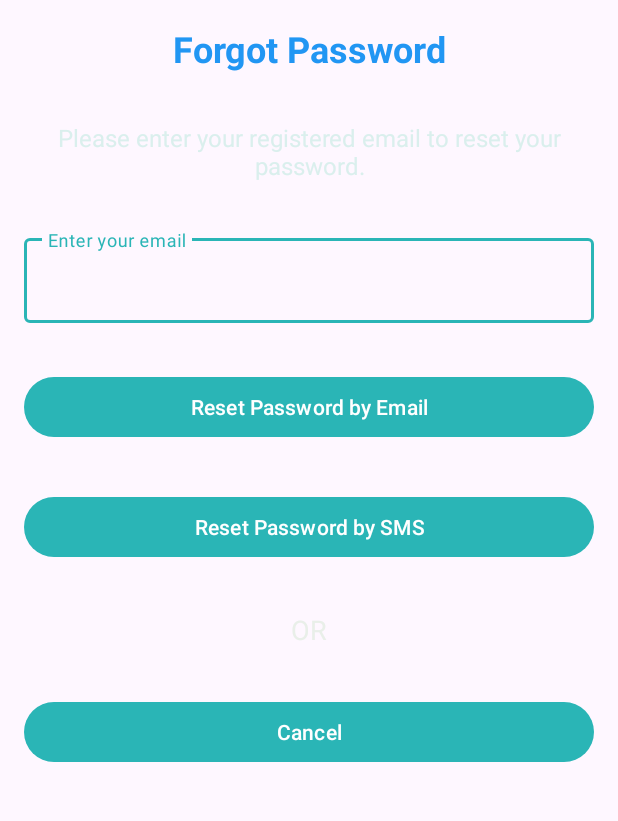
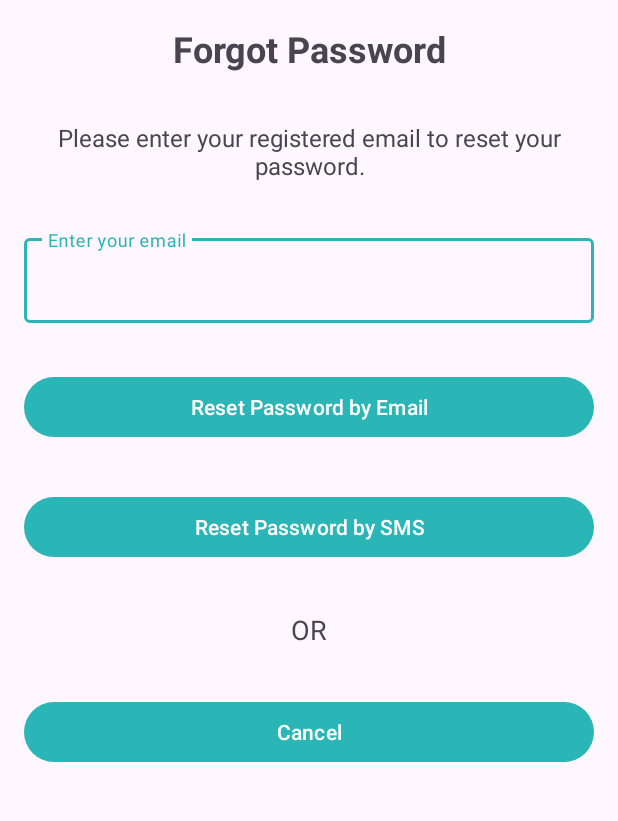
Before and after one commit to Marwen-Hammami/LocaGest-Android, an Android app: the ForgotPasswordActivity screen opened directly, with no data from a screen before it, on a phone screen of 412 x 824 dp, the part 321-1142 px from its top. Run offline under Robolectric (Android 15) with nearby library versions, the phone set to English and light mode, and no system bars.

Commit message:
"merged"

```diff
--- a/app/build.gradle.kts
+++ b/app/build.gradle.kts
@@ -96,7 +96,7 @@ dependencies {
 
     //User
     implementation ("com.facebook.android:facebook-android-sdk:12.0.0")
-    implementation ("com.facebook.android:facebook-login:latest.release")
+    implementation ("com.facebook.android:facebook-login:12.0.0")
     implementation("com.squareup.okhttp3:okhttp:4.9.0")
     implementation ("org.jetbrains.kotlinx:kotlinx-serialization-json:1.3.0")
     implementation ("com.google.android.gms:play-services-auth:20.0.0")
--- a/app/src/main/java/tn/sim/locagest/api/retrofit/UserService.kt
+++ b/app/src/main/java/tn/sim/locagest/api/retrofit/UserService.kt
@@ -15,8 +15,8 @@ interface UserService {
     @POST("User/signup")
     fun createUser(@Body user: User): Call<User>
 
-    /* @GET("user/")
-     fun getAllUsers(): Call<List<User>>*/
+    @GET("User/get/{id}")
+    fun getUserById(@Path("id") userId: String): Call<User>
 
     @PUT("User/{id}")
     fun updateUser(@Path("id") id: String, @Body user: User): Call<User>
@@ -45,7 +45,4 @@ interface UserService {
         @Field("otpCode") otpCode: String,
         @Field("newPassword") newPassword: String
     ): Call<ResetPasswordResponse>
-
-    @GET("User/{id}")
-    fun getUserById(@Path("id") userId: String): Call<User>
 }
--- a/app/src/main/java/tn/sim/locagest/ui/MainActivityChat.kt
+++ b/app/src/main/java/tn/sim/locagest/ui/MainActivityChat.kt
@@ -60,7 +60,7 @@ class MainActivityChat : AppCompatActivity() {
         val appSign: String = "c855361eabefa96a3cbe617ffaf228d73272c68c029a260774d38b3448af8e7f" // yourAppSign
 
         val callInvitationConfig = ZegoUIKitPrebuiltCallInvitationConfig()
-        callInvitationConfig.notifyWhenAppRunningInBackgroundOrQuit = true
+       // callInvitationConfig.notifyWhenAppRunningInBackgroundOrQuit = true
         val notificationConfig = ZegoNotificationConfig()
         notificationConfig.sound = "zego_uikit_sound_call"
         notificationConfig.channelID = userId
--- a/app/src/main/java/tn/sim/locagest/ui/activity/ConversationOneActivity.kt
+++ b/app/src/main/java/tn/sim/locagest/ui/activity/ConversationOneActivity.kt
@@ -219,7 +219,7 @@ class ConversationOneActivity : AppCompatActivity() {
         val appSign: String = "c855361eabefa96a3cbe617ffaf228d73272c68c029a260774d38b3448af8e7f" // yourAppSign
 
         val callInvitationConfig = ZegoUIKitPrebuiltCallInvitationConfig()
-        callInvitationConfig.notifyWhenAppRunningInBackgroundOrQuit = true
+       // callInvitationConfig.notifyWhenAppRunningInBackgroundOrQuit = true
         val notificationConfig = ZegoNotificationConfig()
         notificationConfig.sound = "zego_uikit_sound_call"
         notificationConfig.channelID = otherusername
--- a/app/src/main/res/layout/forgot_password.xml
+++ b/app/src/main/res/layout/forgot_password.xml
@@ -3,8 +3,7 @@
     android:layout_width="match_parent"
     android:layout_height="match_parent"
     android:orientation="vertical"
-
-    tools:context=".ui.activity.ForgotPasswordActivity">
+    tools:context=".ForgotPasswordActivity">
 
     <ImageView
         android:layout_width="match_parent"
@@ -15,21 +14,19 @@
     <TextView
         android:layout_width="match_parent"
         android:layout_height="wrap_content"
+        android:text="Forgot Password"
+        android:textSize="24sp"
+        android:textStyle="bold"
         android:gravity="center"
-        android:padding="16dp"
-        android:text="Forgot Password"
-        android:textColor="#2196F3"
-        android:textSize="24sp"
-        android:textStyle="bold" />
+        android:padding="16dp" />
 
     <TextView
         android:layout_width="match_parent"
         android:layout_height="wrap_content"
+        android:text="Please enter your registered email to reset your password."
+        android:textSize="16sp"
         android:gravity="center"
-        android:padding="16dp"
-        android:text="Please enter your registered email to reset your password."
-        android:textColor="#DAEFED"
-        android:textSize="16sp" />
+        android:padding="16dp" />
 
     <com.google.android.material.textfield.TextInputLayout
         android:id="@+id/emailTextInputLayout"
@@ -42,10 +39,7 @@
             android:layout_width="match_parent"
             android:layout_height="wrap_content"
             android:hint="Enter your email"
-            android:inputType="textEmailAddress"
-            android:textColor="#EBECF3"
-            android:textColorHighlight="#2196F3"
-            android:textColorHint="#E1DCDC" />
+            android:inputType="textEmailAddress" />
 
     </com.google.android.material.textfield.TextInputLayout>
 
@@ -67,13 +61,10 @@
     <TextView
         android:layout_width="match_parent"
         android:layout_height="wrap_content"
+        android:text="OR"
+        android:textSize="18sp"
         android:gravity="center"
-        android:padding="16dp"
-        android:text="OR"
-        android:textColor="#E9EFE9"
-        android:textColorHighlight="#2196F3"
-        android:textColorHint="#2196F3"
-        android:textSize="18sp" />
+        android:padding="16dp" />
 
     <Button
         android:id="@+id/cancelButton"
--- a/app/src/main/res/layout/profile.xml
+++ b/app/src/main/res/layout/profile.xml
@@ -114,9 +114,6 @@
         android:layout_width="wrap_content"
         android:layout_height="wrap_content"
         android:layout_alignParentEnd="true"
-        android:layout_marginStart="16dp"
-        android:layout_marginTop="16dp"
-        android:layout_marginEnd="16dp"
-        android:layout_marginBottom="16dp"
+        android:layout_margin="16dp"
         app:srcCompat="@drawable/logo_pdm" />
 </RelativeLayout>
--- a/app/src/main/res/layout/user_profile.xml
+++ b/app/src/main/res/layout/user_profile.xml
@@ -7,7 +7,7 @@
     android:padding="16dp"
     android:background="@drawable/gradient_background"
 
-    tools:context=".ProfileActivity">
+    tools:context=".UserProfile">
 
     <ImageView
         android:id="@+id/imageView3"
```
Also changed, not shown: app/src/main/AndroidManifest.xml (+2 -12 lines), app/src/main/java/tn/sim/locagest/repository/UserRepository.kt (+3 -8 lines), app/src/main/java/tn/sim/locagest/ui/activity/SignInActivity.kt (+4 -4 lines), app/src/main/java/tn/sim/locagest/viewmodel/UserViewModel.kt (+20 -22 lines), app/src/main/res/drawable/gradient_background.xml (+4 -4 lines), app/src/main/res/layout/login.xml (+3 -8 lines), app/src/main/res/layout/new_password.xml (+11 -14 lines), app/src/main/res/layout/sign_up.xml (+0 -13 lines), app/src/main/res/values/strings.xml (+1 -12 lines).
